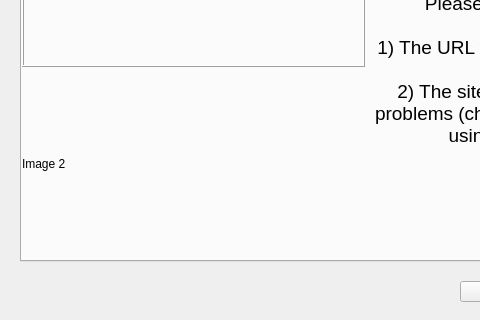
First picture: the form in ui/problem_dialog.ui, repository Atrate/qSchoolHelper, before the edit; both pictures show x 0 to 480 and y 199 to 519 of the 733 by 519 pixel window.
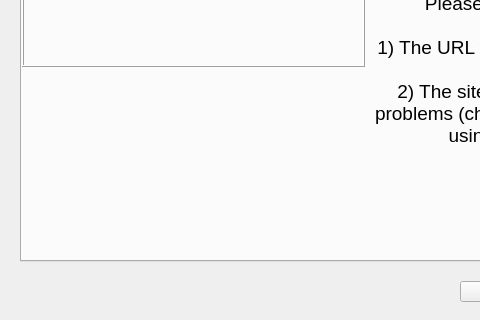
Second picture: the form after the edit. The open tabs and pages were chosen to show the change. Icons and pictures are not drawn.

Commit message: [Problem Solver] Delete unused labels

```diff
--- a/ui/problem_dialog.ui
+++ b/ui/problem_dialog.ui
@@ -364,19 +364,6 @@
              </property>
             </widget>
            </item>
-           <item row="1" column="0">
-            <widget class="QLabel" name="label_12">
-             <property name="sizePolicy">
-              <sizepolicy hsizetype="Preferred" vsizetype="Preferred">
-               <horstretch>1</horstretch>
-               <verstretch>0</verstretch>
-              </sizepolicy>
-             </property>
-             <property name="text">
-              <string>Image 2</string>
-             </property>
-            </widget>
-           </item>
            <item row="0" column="0">
             <widget class="QLabel" name="label_10">
              <property name="sizePolicy">
```
Left out of the diff: 141 changed lines with no effect on the pictures.
